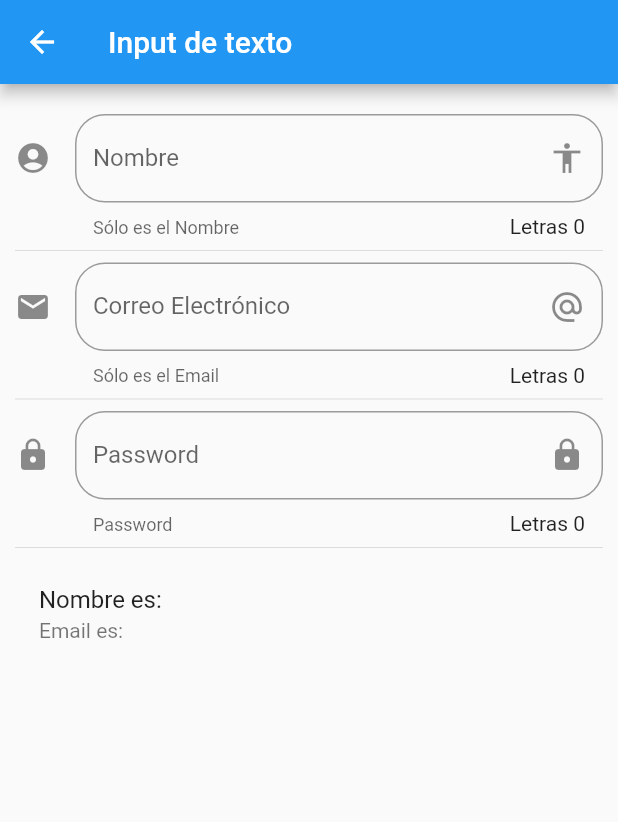
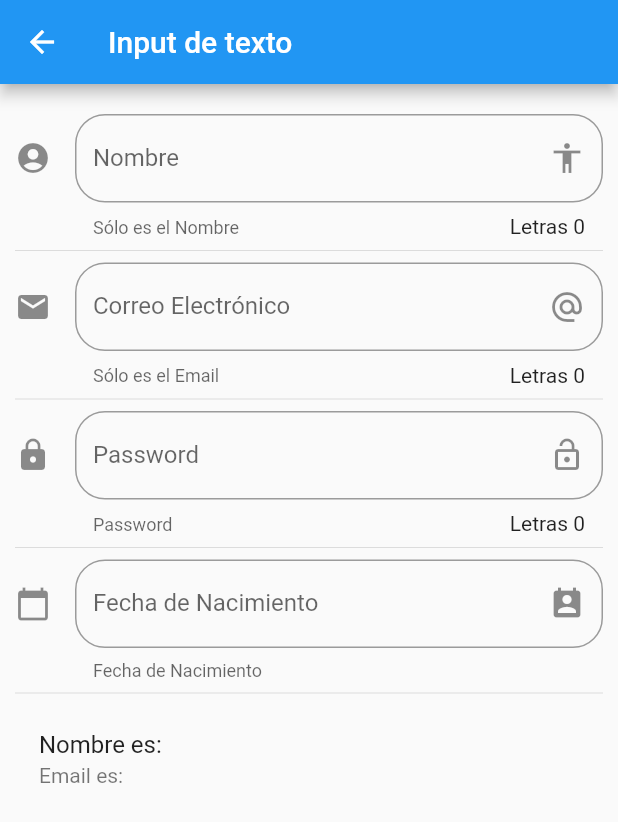
Before and after one commit to kkevin7/flutter_components, a Flutter app: the InputPage screen opened by its route, on a phone screen of 412 x 824 dp. Shown: the top 822 px of the screen. Run offline on Flutter 3.47's test engine with Material 2 defaults, Android fonts, the phone set to English and light mode, and no system bars.

Commit message:
Using datepicker

```diff
--- a/lib/src/pages/input_page.dart
+++ b/lib/src/pages/input_page.dart
@@ -9,6 +9,9 @@ class _InputPageState extends State<InputPage> {
   String _nombre = '';
   String _email = '';
   String _password = '';
+  String _fecha = '';
+
+  TextEditingController _inputFieldDateController = new TextEditingController();
 
   @override
   Widget build(BuildContext context) {
@@ -24,6 +27,8 @@ class _InputPageState extends State<InputPage> {
           crearEmail(),
           Divider(),
           crearPassword(),
+          Divider(),
+          crearFecha(context),
           Divider(),
           _crearPesona(),
         ],
@@ -79,7 +84,7 @@ class _InputPageState extends State<InputPage> {
   }
 
   Widget crearPassword() {
-     return TextField(
+    return TextField(
       // autofocus: true,
       obscureText: true,
       decoration: InputDecoration(
@@ -88,7 +93,7 @@ class _InputPageState extends State<InputPage> {
         hintText: 'Password',
         labelText: 'Password',
         helperText: 'Password',
-        suffixIcon: Icon(Icons.lock),
+        suffixIcon: Icon(Icons.lock_open),
         icon: Icon(Icons.lock),
       ),
       onChanged: (valor) => setState(() {
@@ -96,4 +101,38 @@ class _InputPageState extends State<InputPage> {
       }),
     );
   }
+
+  Widget crearFecha(BuildContext context) {
+    return TextField(
+      enableInteractiveSelection: false,
+      controller: _inputFieldDateController,
+      decoration: InputDecoration(
+        border: OutlineInputBorder(borderRadius: BorderRadius.circular(20.0)),
+        hintText: 'Fecha de Nacimiento',
+        labelText: 'Fecha de Nacimiento',
+        helperText: 'Fecha de Nacimiento',
+        suffixIcon: Icon(Icons.perm_contact_calendar),
+        icon: Icon(Icons.calendar_today),
+      ),
+      onTap: () {
+        FocusScope.of(context).requestFocus(new FocusNode());
+        _selectDate(context);
+      },
+    );
+  }
+
+  void _selectDate(BuildContext context) async {
+    DateTime picked = await showDatePicker(
+        context: context,
+        initialDate: new DateTime.now(),
+        firstDate: new DateTime(2018),
+        lastDate: new DateTime(2025));
+
+        if(picked != null){
+          setState(() {
+            _fecha = picked.toString();
+            _inputFieldDateController.text = _fecha;
+          });
+        }
+  }
 }
```
